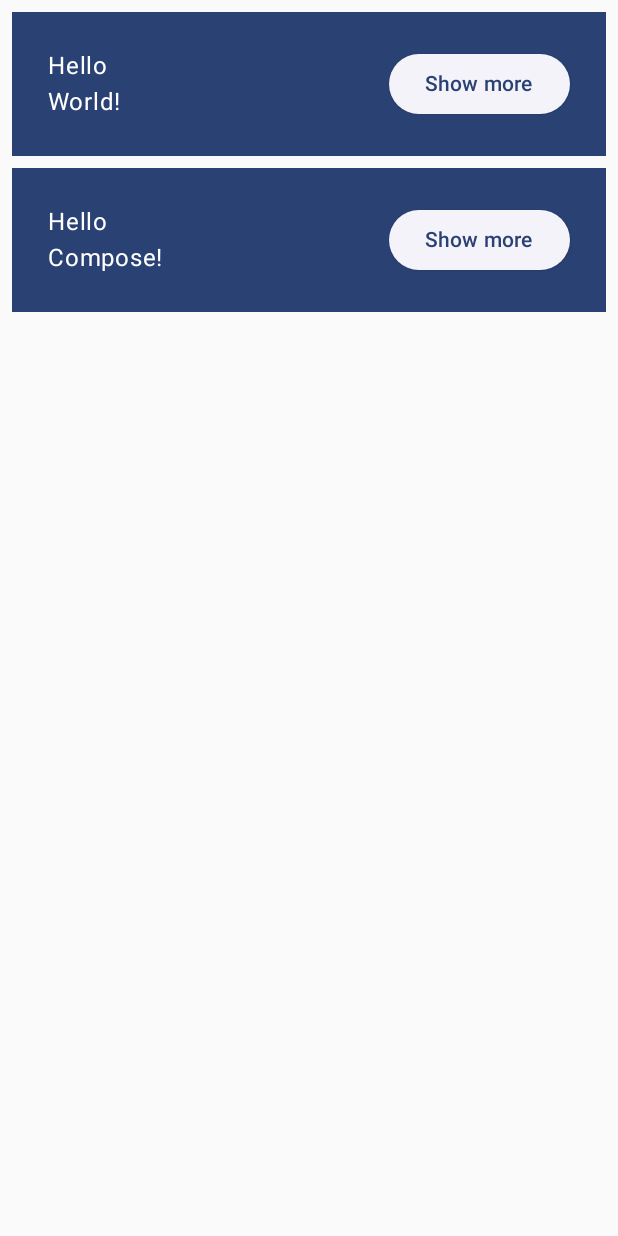
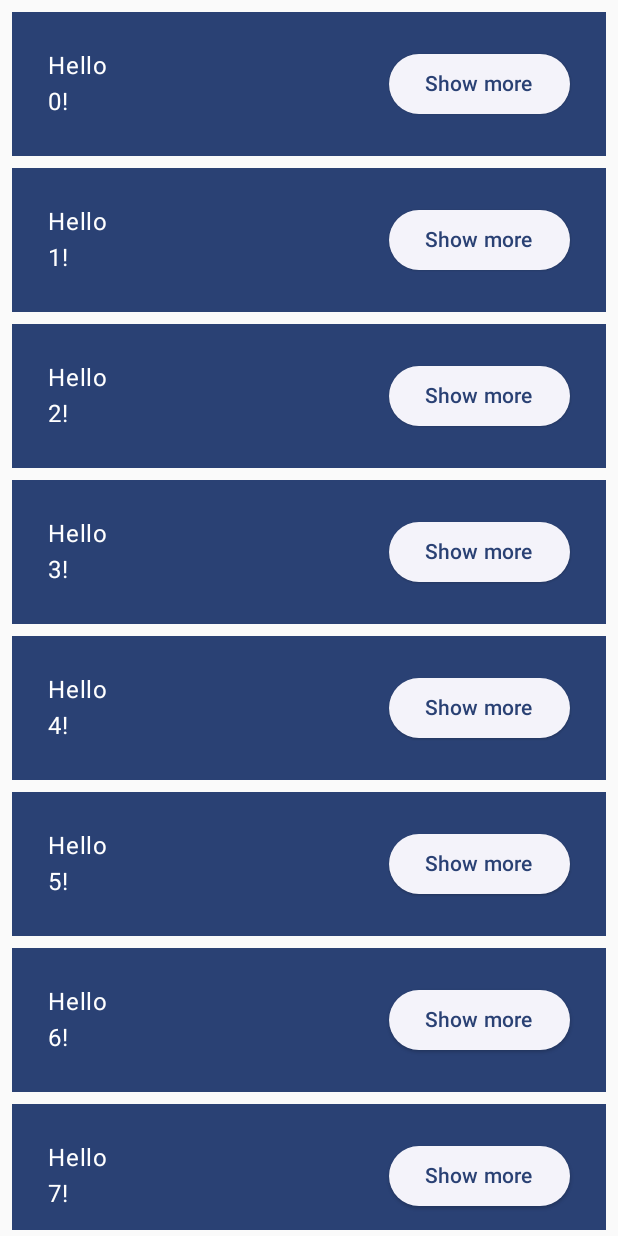
Before and after one commit to PabloQuiroga/composeDemos, an Android app built with Jetpack Compose: the screen it shows after launch (MainActivity), after a tap on "Continue", on a phone screen of 412 x 824 dp. Run offline under Robolectric (Android 15) with nearby library versions, the phone set to English and light mode, and no system bars.

Commit message:
Savable States, refactor List and add animation on item list

```diff
--- a/app/src/main/java/com/siar/composedemos/views/components/Greeting.kt
+++ b/app/src/main/java/com/siar/composedemos/views/components/Greeting.kt
@@ -1,5 +1,8 @@
 package com.siar.composedemos.views.components
 
+import androidx.compose.animation.core.Spring
+import androidx.compose.animation.core.animateDpAsState
+import androidx.compose.animation.core.spring
 import androidx.compose.foundation.layout.Column
 import androidx.compose.foundation.layout.Row
 import androidx.compose.foundation.layout.fillMaxWidth
@@ -21,7 +24,14 @@ import androidx.compose.ui.unit.dp
 fun Greeting(name: String) {
 
     var expanded by remember { mutableStateOf(false) }
-    val extraPadding = if(expanded) 48.dp else 0.dp
+    val extraPadding by animateDpAsState(
+        label = "only require by spec",
+        targetValue = if(expanded) 48.dp else 0.dp,
+        animationSpec = spring(
+            dampingRatio = Spring.DampingRatioMediumBouncy,
+            stiffness = Spring.StiffnessLow
+        )
+    )
 
     Surface(
         color = MaterialTheme.colorScheme.primary,
@@ -38,7 +48,7 @@ fun Greeting(name: String) {
             Column(
                 modifier = Modifier
                     .weight(1f)
-                    .padding(bottom = extraPadding)
+                    .padding(bottom = extraPadding.coerceAtLeast(0.dp))
             ) {
                 Text(text = "Hello")
                 Text(text = "$name!")
--- a/app/src/main/java/com/siar/composedemos/views/components/Greetings.kt
+++ b/app/src/main/java/com/siar/composedemos/views/components/Greetings.kt
@@ -1,7 +1,8 @@
 package com.siar.composedemos.views.components
 
-import androidx.compose.foundation.layout.Column
 import androidx.compose.foundation.layout.padding
+import androidx.compose.foundation.lazy.LazyColumn
+import androidx.compose.foundation.lazy.items
 import androidx.compose.runtime.Composable
 import androidx.compose.ui.Modifier
 import androidx.compose.ui.tooling.preview.Preview
@@ -11,18 +12,18 @@ import com.siar.composedemos.ui.theme.ComposeDemosTheme
 @Composable
 fun Greetings(
     modifier: Modifier = Modifier,
-    names: List<String> = listOf("World", "Compose")
+    names: List<String> = List(1000){ "$it" }
 ) {
-    Column(
+    LazyColumn(
         modifier = modifier.padding(vertical = 4.dp)
     ) {
-        for (name in names) {
+        items(items = names){ name ->
             Greeting(name = name)
         }
     }
 }
 
-@Preview(showBackground = true, widthDp = 320)
+@Preview(showBackground = true, widthDp = 320, heightDp = 480)
 @Composable
 fun GreetingsPreview() {
     ComposeDemosTheme {
--- a/app/src/main/java/com/siar/composedemos/views/components/MyApp.kt
+++ b/app/src/main/java/com/siar/composedemos/views/components/MyApp.kt
@@ -4,7 +4,7 @@ import androidx.compose.foundation.layout.fillMaxSize
 import androidx.compose.runtime.Composable
 import androidx.compose.runtime.getValue
 import androidx.compose.runtime.mutableStateOf
-import androidx.compose.runtime.remember
+import androidx.compose.runtime.saveable.rememberSaveable
 import androidx.compose.runtime.setValue
 import androidx.compose.ui.Modifier
 import androidx.compose.ui.tooling.preview.Preview
@@ -14,7 +14,7 @@ import com.siar.composedemos.ui.theme.ComposeDemosTheme
 fun MyApp(
     modifier: Modifier = Modifier
 ){
-    var shouldShow by remember { mutableStateOf(true) }
+    var shouldShow by rememberSaveable { mutableStateOf(true) }
 
     if (shouldShow) {
         OnboardingScreen(
```
